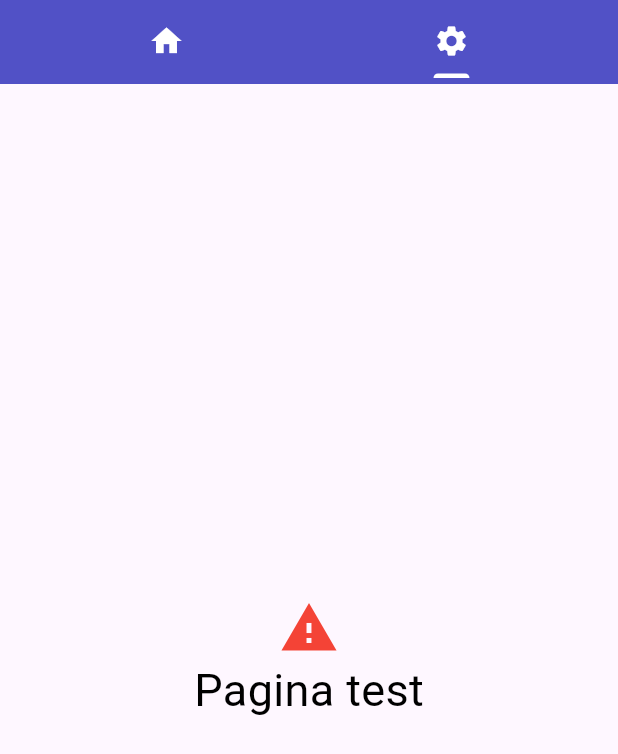
After one commit to Gilgard91/firebase_app_test, a Flutter app: the TabBarPage screen opened by its route, tab 2 chosen, on a phone screen of 412 x 824 dp. The commit adds this screen. Shown: the top 754 px of the screen. Run offline on Flutter 3.47's test engine with Material 3 defaults, Android fonts, the light colour scheme and no system bars; our stand-ins replace bloc, cloud_firestore, connectivity_plus, equatable, firebase_auth, firebase_core and 4 more; missing offline and left inert: page_flip; accounts and stored records are empty.

Commit message:
modifiche varie

```diff
--- a/lib/home_page.dart
+++ b/lib/home_page.dart
@@ -483,7 +483,8 @@ class HomePageState extends State<HomePage> {
                 backgroundColor: Colors.transparent,
                 foregroundColor: Colors.white,
                 pinned: true,
-                expandedHeight: 130,
+                expandedHeight: 170,
+                collapsedHeight: 70,
                 bottom: PreferredSize(
                   preferredSize: Size.fromHeight(0.0),
                   child: Container(
--- a/lib/router.dart
+++ b/lib/router.dart
@@ -3,6 +3,7 @@ import 'dart:async';
 import 'package:app_test/pageflip/demo_page.dart';
 import 'package:app_test/pageflip/page_flip.dart';
 import 'package:app_test/register_page.dart';
+import 'package:app_test/tab_bar.dart';
 import 'package:flutter/cupertino.dart';
 import 'package:flutter_bloc/flutter_bloc.dart';
 import 'package:go_router/go_router.dart';
@@ -55,7 +56,7 @@ class AppRouter {
           path: '/home',
           pageBuilder: (context, state) => CustomTransitionPage<void>(
             key: state.pageKey,
-            child: const HomePage(),
+            child: const TabBarPage(),
             transitionsBuilder: (context, animation, secondaryAnimation, child) =>
                 SlideTransition(
                   position: animation.drive(
--- /dev/null
+++ b/lib/tab_bar.dart
@@ -0,0 +1,54 @@
+import 'package:app_test/home_page.dart';
+import 'package:app_test/pageflip/demo_page.dart';
+import 'package:app_test/pageflip/page_flip.dart';
+import 'package:app_test/test_page.dart';
+import 'package:flutter/material.dart';
+
+class TabBarPage extends StatefulWidget {
+  const TabBarPage({super.key});
+
+  @override
+  _TabBarPageState createState() => _TabBarPageState();
+}
+
+class _TabBarPageState extends State<TabBarPage> with SingleTickerProviderStateMixin {
+  TabController? _tabController;
+
+  @override
+  void initState() {
+    super.initState();
+    _tabController = TabController(length: 2, vsync: this);
+  }
+
+  @override
+  void dispose() {
+    _tabController?.dispose();
+    super.dispose();
+  }
+
+  @override
+  Widget build(BuildContext context) {
+    return Scaffold(
+      appBar: AppBar(
+        backgroundColor: Color(0xFF5151C6),
+        bottomOpacity: 0,
+        title: TabBar(
+          dividerColor: Colors.transparent,
+          indicatorColor: Colors.white,
+          controller: _tabController,
+          tabs: [
+            Tab(icon: Icon(Icons.home, color: Colors.white,)),
+            Tab(icon: Icon(Icons.settings, color: Colors.white,)),
+          ],
+        ),
+      ),
+      body: TabBarView(
+        controller: _tabController,
+        children: [
+          HomePage(),
+          TestPage()
+        ],
+      ),
+    );
+  }
+}
--- /dev/null
+++ b/lib/test_page.dart
@@ -0,0 +1,37 @@
+import 'package:flutter/material.dart';
+
+
+class TestPage extends StatefulWidget {
+  const TestPage({super.key});
+
+  @override
+  _TestPageState createState() => _TestPageState();
+}
+
+class _TestPageState extends State<TestPage> with SingleTickerProviderStateMixin {
+
+  @override
+  void initState() {
+    super.initState();;
+  }
+
+  @override
+  void dispose() {
+    super.dispose();
+  }
+
+  @override
+  Widget build(BuildContext context) {
+    return Scaffold(
+      body: Center(
+        child: Column(
+          mainAxisAlignment: MainAxisAlignment.center,
+          children: [
+            Icon(Icons.warning, color: Colors.red, size: 40,),
+            Text("Pagina test", style: TextStyle(color: Colors.black, fontSize: 30),),
+          ],
+        ),
+      )
+    );
+  }
+}
```
